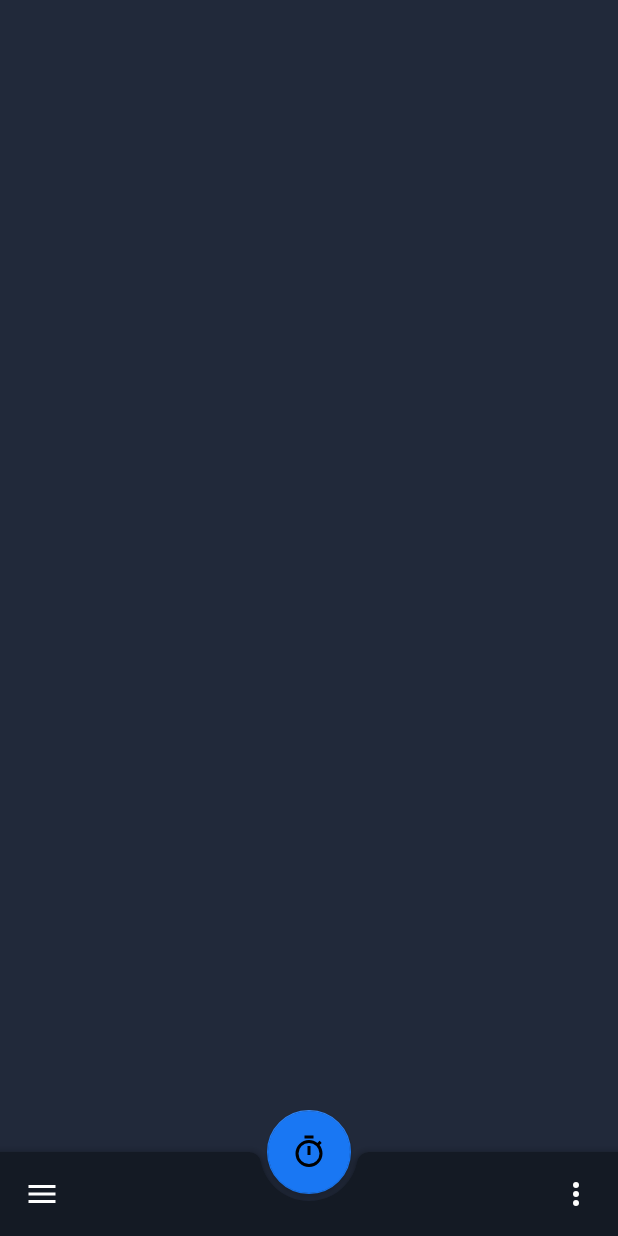
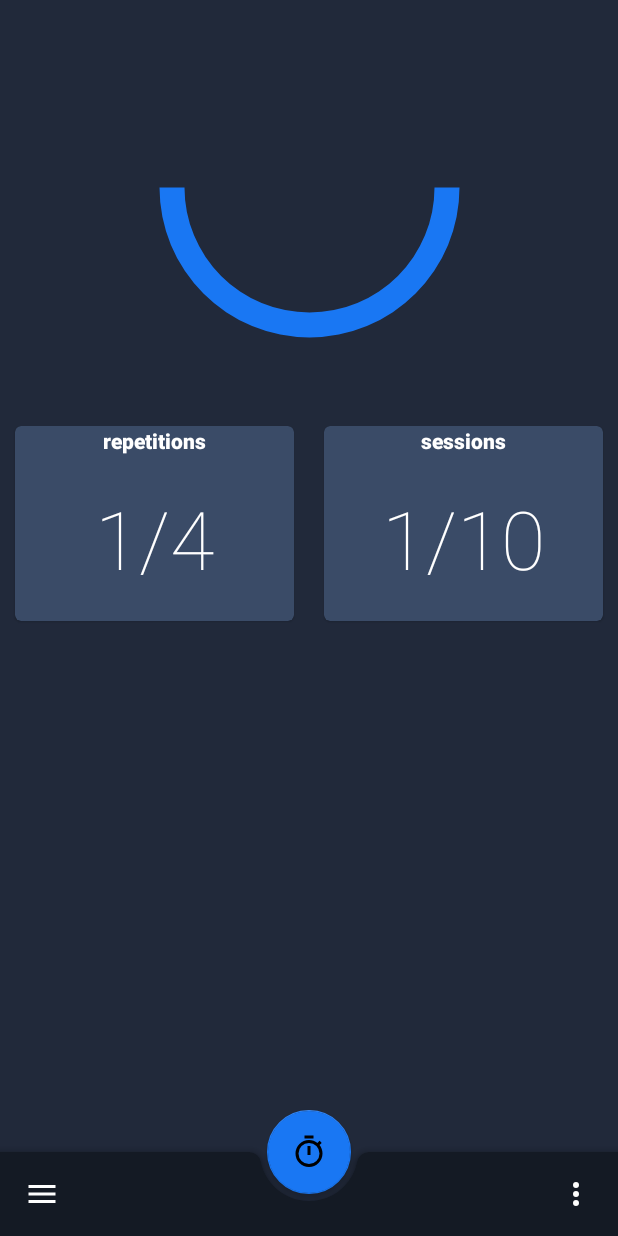
Before and after one commit to appengineeringlab/fokusapp, an Android app: the MainActivity screen opened directly, with no data from a screen before it, on a phone screen of 412 x 824 dp. Run offline under Robolectric (Android 15) with nearby library versions, the phone set to English and light mode, and no system bars.

Commit message:
Added card views.

```diff
--- a/app/src/main/java/com/labappengineering/pomodoro/main/MainActivity.kt
+++ b/app/src/main/java/com/labappengineering/pomodoro/main/MainActivity.kt
@@ -6,6 +6,13 @@ import android.view.Menu
 import com.labappengineering.pomodoro.R
 import kotlinx.android.synthetic.main.activity_main.*
 import androidx.appcompat.view.menu.MenuBuilder
+import android.view.animation.Animation.RELATIVE_TO_SELF
+import android.view.animation.RotateAnimation
+import android.os.CountDownTimer
+
+
+
+
 
 
 
@@ -17,6 +24,13 @@ class MainActivity : AppCompatActivity() {
         setContentView(R.layout.activity_main)
 
         setSupportActionBar(main_bap)
+
+
+        val makeVertical = RotateAnimation(0f, -90f, RELATIVE_TO_SELF, 0.5f, RELATIVE_TO_SELF, 0.5f)
+        makeVertical.fillAfter = true
+        main_pb.startAnimation(makeVertical)
+        main_pb.setSecondaryProgress(50)
+        main_pb.setProgress(0)
     }
 
     override fun onCreateOptionsMenu(menu: Menu): Boolean {
@@ -30,4 +44,5 @@ class MainActivity : AppCompatActivity() {
 
         return true
     }
+
 }
--- /dev/null
+++ b/app/src/main/res/drawable/circular_progressbar.xml
@@ -0,0 +1,22 @@
+<?xml version="1.0" encoding="utf-8"?>
+<layer-list xmlns:android="http://schemas.android.com/apk/res/android" >
+
+    <item android:id="@android:id/secondaryProgress">
+        <shape
+            android:shape="ring"
+            android:useLevel="true"
+            android:thicknessRatio="15" >
+            <solid android:color="@color/colorPrimary" />
+        </shape>
+    </item>
+
+    <item android:id="@android:id/progress">
+        <shape
+            android:shape="ring"
+            android:useLevel="true"
+            android:thicknessRatio="15" >
+            <solid android:color="@color/colorAccentDark" />
+        </shape>
+    </item>
+
+</layer-list>
--- /dev/null
+++ b/app/src/main/res/drawable/shape_rectangle.xml
@@ -0,0 +1,14 @@
+<shape xmlns:android="http://schemas.android.com/apk/res/android">
+    <gradient
+        android:endColor="@color/colorAccentDark"
+        android:centerColor="@color/colorAccentDark"
+        android:startColor="@color/colorAccentDark"
+        android:angle="270" />
+    <corners
+        android:radius="20dp" />
+    <padding
+        android:left="50dp"
+        android:top="50dp"
+        android:right="50dp"
+        android:bottom="50dp" />
+</shape>
--- a/app/src/main/res/layout/activity_main.xml
+++ b/app/src/main/res/layout/activity_main.xml
@@ -6,9 +6,121 @@
     android:layout_height="match_parent"
     tools:context=".main.MainActivity"
     android:background="@color/colorPrimaryDark">
+
+    <ProgressBar
+        android:id="@+id/main_pb"
+        style="?android:attr/progressBarStyleHorizontal"
+        android:layout_width="250dp"
+        android:layout_height="250dp"
+        android:layout_centerInParent="true"
+        android:layout_gravity="center"
+        android:progressDrawable="@drawable/circular_progressbar"
+        app:layout_constraintEnd_toEndOf="parent"
+        app:layout_constraintStart_toStartOf="parent"
+        app:layout_constraintTop_toTopOf="parent" />
+
+    <FrameLayout
+        android:layout_width="match_parent"
+        android:layout_height="wrap_content"
+        android:layout_marginTop="24dp"
+        app:layout_constraintEnd_toEndOf="parent"
+        app:layout_constraintStart_toStartOf="parent"
+        app:layout_constraintTop_toBottomOf="@+id/main_pb">
+
+        <LinearLayout
+            android:id="@+id/main_ll_cards"
+            android:layout_width="match_parent"
+            android:layout_height="wrap_content"
+            android:orientation="horizontal">
+
+            <com.google.android.material.card.MaterialCardView
+                android:layout_width="0dp"
+                android:layout_height="wrap_content"
+                android:layout_margin="10dp"
+                android:layout_weight="1"
+                android:backgroundTint="@color/colorAccentDark"
+                android:minHeight="130dp">
+
+                <androidx.constraintlayout.widget.ConstraintLayout
+                    android:layout_width="match_parent"
+                    android:layout_height="130dp">
+
+                    <TextView
+                        android:id="@+id/textView"
+                        android:layout_width="wrap_content"
+                        android:layout_height="wrap_content"
+                        android:fontFamily="sans-serif-black"
+                        android:text="repetitions"
+                        android:textAlignment="gravity"
+                        android:textColor="@color/colorAccent"
+                        app:layout_constraintEnd_toEndOf="parent"
+                        app:layout_constraintStart_toStartOf="parent"
+                        app:layout_constraintTop_toTopOf="parent" />
+
+                    <TextView
+                        android:layout_width="wrap_content"
+                        android:layout_height="wrap_content"
+                        android:fontFamily="sans-serif-thin"
+                        android:text="1/4"
+                        android:textAlignment="gravity"
+                        android:textColor="@color/colorAccent"
+                        android:textSize="54dp"
+                        app:layout_constraintBottom_toBottomOf="parent"
+                        app:layout_constraintEnd_toEndOf="parent"
+                        app:layout_constraintStart_toStartOf="parent"
+                        app:layout_constraintTop_toBottomOf="@+id/textView" />
+
+                </androidx.constraintlayout.widget.ConstraintLayout>
+
+            </com.google.android.material.card.MaterialCardView>
+
+            <com.google.android.material.card.MaterialCardView
+                android:layout_width="0dp"
+                android:layout_height="wrap_content"
+                android:layout_margin="10dp"
+                android:layout_weight="1"
+                android:backgroundTint="@color/colorAccentDark"
+                android:minHeight="130dp">
+
+                <androidx.constraintlayout.widget.ConstraintLayout
+                    android:layout_width="match_parent"
+                    android:layout_height="130dp">
+
+                    <TextView
+                        android:id="@+id/tev"
+                        android:layout_width="wrap_content"
+                        android:layout_height="wrap_content"
+                        android:fontFamily="sans-serif-black"
+                        android:text="sessions"
+                        android:textAlignment="gravity"
+                        android:textColor="@color/colorAccent"
+                        app:layout_constraintEnd_toEndOf="parent"
+                        app:layout_constraintStart_toStartOf="parent"
+                        app:layout_constraintTop_toTopOf="parent" />
+
+                    <TextView
+                        android:layout_width="wrap_content"
+                        android:layout_height="wrap_content"
+                        android:fontFamily="sans-serif-thin"
+                        android:text="1/10"
+                        android:textAlignment="gravity"
+                        android:textColor="@color/colorAccent"
+                        android:textSize="54dp"
+                        app:layout_constraintBottom_toBottomOf="parent"
+                        app:layout_constraintEnd_toEndOf="parent"
+                        app:layout_constraintStart_toStartOf="parent"
+                        app:layout_constraintTop_toBottomOf="@+id/tev" />
+
+                </androidx.constraintlayout.widget.ConstraintLayout>
+            </com.google.android.material.card.MaterialCardView>
+        </LinearLayout>
+    </FrameLayout>
+
     <androidx.coordinatorlayout.widget.CoordinatorLayout
+        android:id="@+id/coordinatorLayout"
         android:layout_width="match_parent"
-        android:layout_height="match_parent">
+        android:layout_height="match_parent"
+        app:layout_constraintTop_toTopOf="@+id/main_pb">
 
         <com.google.android.material.bottomappbar.BottomAppBar
             android:id="@+id/main_bap"
@@ -17,16 +129,16 @@
             android:layout_gravity="bottom"
             app:backgroundTint="@color/colorPrimaryDarker"
             app:fabAlignmentMode="center"
-            app:navigationIcon="@drawable/ic_menu"/>
+            app:navigationIcon="@drawable/ic_menu" />
 
 
         <com.google.android.material.floatingactionbutton.FloatingActionButton
             android:id="@+id/main_fab"
+            style="@style/Widget.MaterialComponents.Button"
             android:layout_width="wrap_content"
             android:layout_height="wrap_content"
+            android:backgroundTint="@color/colorPrimary"
             android:src="@drawable/ic_timer"
-            style="@style/Widget.MaterialComponents.Button"
-            android:backgroundTint="@color/colorPrimary"
             app:layout_anchor="@id/main_bap" />
 
     </androidx.coordinatorlayout.widget.CoordinatorLayout>
```
